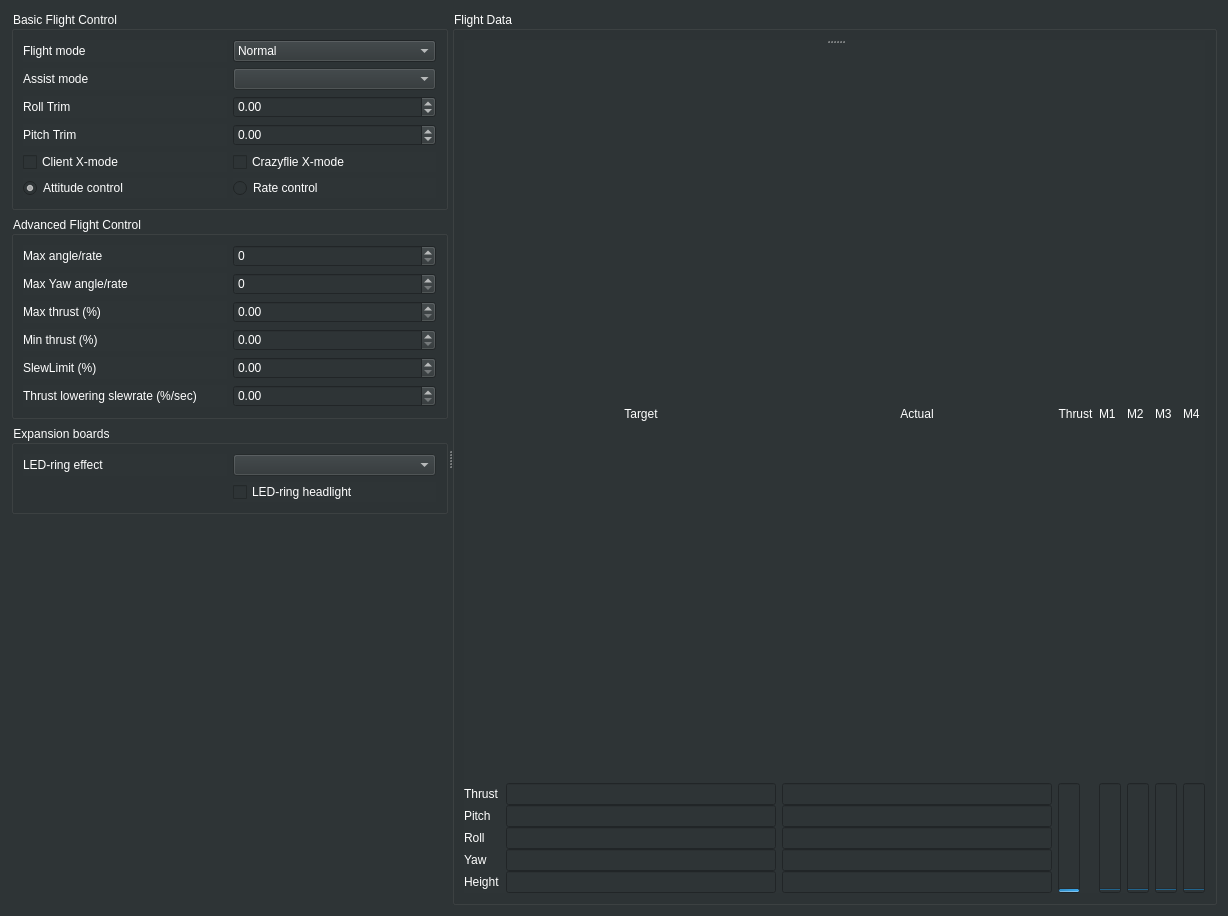
Qt form src/cfclient/ui/tabs/flightTab.ui (takyonxxx/CfClient) before a commit.
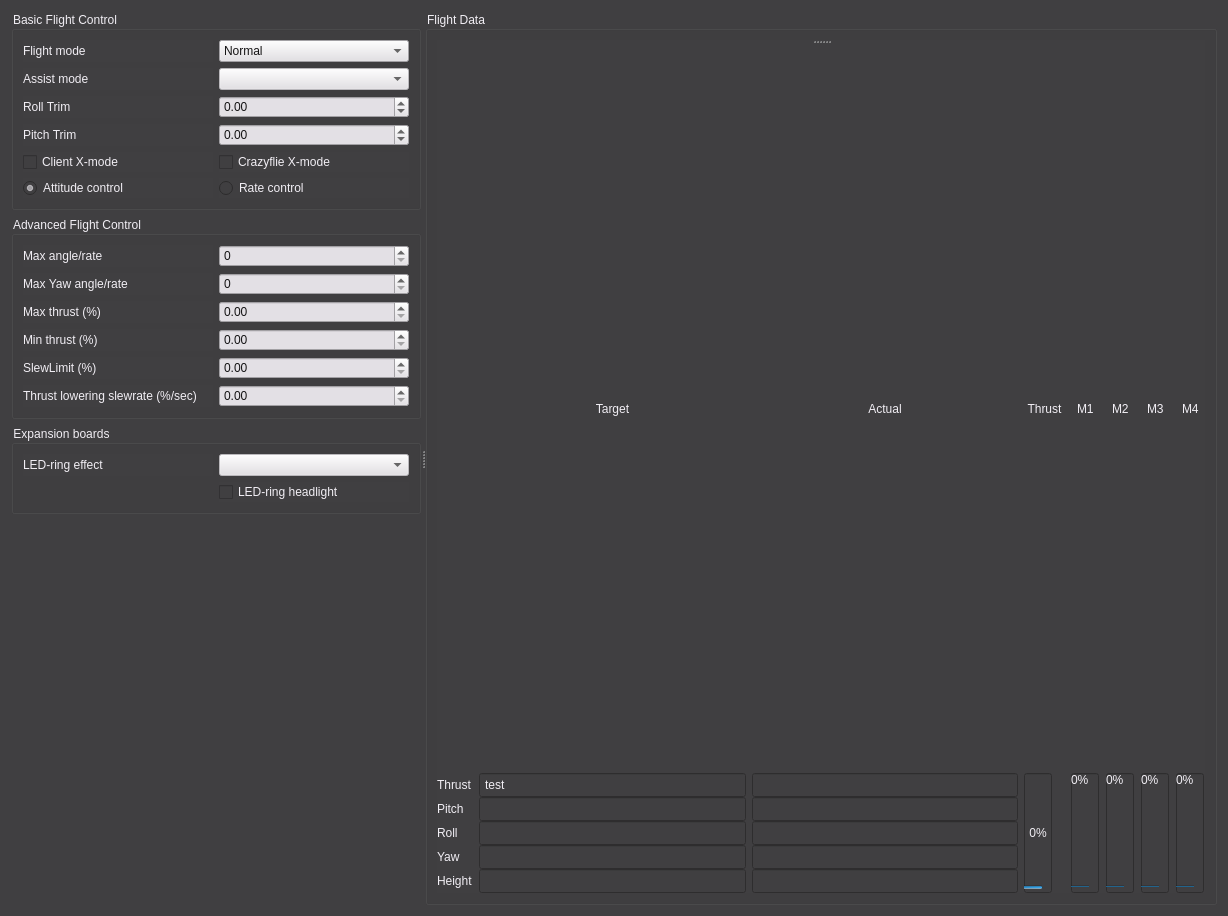
The same form after that commit.

Commit message:
flight tab
flight tab

```diff
--- a/src/cfclient/ui/tabs/flightTab.ui
+++ b/src/cfclient/ui/tabs/flightTab.ui
@@ -14,8 +14,8 @@
    <string>Form</string>
   </property>
   <property name="styleSheet">
-   <string notr="true">background-color: rgb(46, 52, 54);
-color: rgb(255, 255, 255);</string>
+   <string notr="true">background-color: rgb(64, 63, 65);
+color: rgb(241, 238, 244);</string>
   </property>
   <layout class="QHBoxLayout" name="horizontalLayout">
    <item>
@@ -65,6 +65,10 @@
               <property name="toolTip">
                <string>&lt;html&gt;&lt;head/&gt;&lt;body&gt;&lt;p&gt;Select what flightmode to use:&lt;/p&gt;&lt;p&gt; * Safe prevents crashing&lt;/p&gt;&lt;p&gt; * Crazy does not prevent crashing :)&lt;/p&gt;&lt;/body&gt;&lt;/html&gt;</string>
               </property>
+              <property name="styleSheet">
+               <string notr="true">background-color: rgb(227, 224, 229);
+color: rgb(21, 20, 21);</string>
+              </property>
               <property name="editable">
                <bool>false</bool>
               </property>
@@ -111,6 +115,10 @@
               <property name="enabled">
                <bool>false</bool>
               </property>
+              <property name="styleSheet">
+               <string notr="true">background-color: rgb(227, 224, 229);
+color: rgb(21, 20, 21);</string>
+              </property>
              </widget>
             </item>
             <item row="3" column="0">
@@ -122,6 +130,10 @@
             </item>
             <item row="3" column="1">
              <widget class="QDoubleSpinBox" name="targetCalRoll">
+              <property name="styleSheet">
+               <string notr="true">background-color: rgb(227, 224, 229);
+color: rgb(21, 20, 21);</string>
+              </property>
               <property name="minimum">
                <double>-20.000000000000000</double>
               </property>
@@ -135,6 +147,10 @@
             </item>
             <item row="4" column="1">
              <widget class="QDoubleSpinBox" name="targetCalPitch">
+              <property name="styleSheet">
+               <string notr="true">background-color: rgb(227, 224, 229);
+color: rgb(21, 20, 21);</string>
+              </property>
               <property name="minimum">
                <double>-20.000000000000000</double>
               </property>
@@ -289,19 +305,43 @@
              </widget>
             </item>
             <item row="2" column="1">
-             <widget class="QDoubleSpinBox" name="maxThrust"/>
+             <widget class="QDoubleSpinBox" name="maxThrust">
+              <property name="styleSheet">
+               <string notr="true">background-color: rgb(227, 224, 229);
+color: rgb(21, 20, 21);</string>
+              </property>
+             </widget>
             </item>
             <item row="3" column="1">
-             <widget class="QDoubleSpinBox" name="minThrust"/>
+             <widget class="QDoubleSpinBox" name="minThrust">
+              <property name="styleSheet">
+               <string notr="true">background-color: rgb(227, 224, 229);
+color: rgb(21, 20, 21);</string>
+              </property>
+             </widget>
             </item>
             <item row="4" column="1">
-             <widget class="QDoubleSpinBox" name="slewEnableLimit"/>
+             <widget class="QDoubleSpinBox" name="slewEnableLimit">
+              <property name="styleSheet">
+               <string notr="true">background-color: rgb(227, 224, 229);
+color: rgb(21, 20, 21);</string>
+              </property>
+             </widget>
             </item>
             <item row="5" column="1">
-             <widget class="QDoubleSpinBox" name="thrustLoweringSlewRateLimit"/>
+             <widget class="QDoubleSpinBox" name="thrustLoweringSlewRateLimit">
+              <property name="styleSheet">
+               <string notr="true">background-color: rgb(227, 224, 229);
+color: rgb(21, 20, 21);</string>
+              </property>
+             </widget>
             </item>
             <item row="1" column="1">
              <widget class="QSpinBox" name="maxYawRate">
+              <property name="styleSheet">
+               <string notr="true">background-color: rgb(227, 224, 229);
+color: rgb(21, 20, 21);</string>
+              </property>
               <property name="minimum">
                <number>0</number>
               </property>
@@ -315,6 +355,10 @@
             </item>
             <item row="0" column="1">
              <widget class="QSpinBox" name="maxAngle">
+              <property name="styleSheet">
+               <string notr="true">background-color: rgb(227, 224, 229);
+color: rgb(21, 20, 21);</string>
+              </property>
               <property name="minimum">
                <number>0</number>
               </property>
@@ -350,6 +394,10 @@
               <property name="enabled">
                <bool>false</bool>
               </property>
+              <property name="styleSheet">
+               <string notr="true">background-color: rgb(227, 224, 229);
+color: rgb(21, 20, 21);</string>
+              </property>
              </widget>
             </item>
             <item row="0" column="0">
@@ -433,10 +481,17 @@
                </widget>
               </item>
               <item row="2" column="4">
-               <widget class="QLineEdit" name="actualPitch"/>
+               <widget class="QLineEdit" name="actualPitch">
+                <property name="styleSheet">
+                 <string notr="true">padding: 3px;</string>
+                </property>
+               </widget>
               </item>
               <item row="1" column="8" rowspan="5">
                <widget class="QProgressBar" name="actualM1">
+                <property name="styleSheet">
+                 <string notr="true">padding: 3px;</string>
+                </property>
                 <property name="maximum">
                  <number>65535</number>
                 </property>
@@ -450,6 +505,9 @@
               </item>
               <item row="1" column="10" rowspan="5">
                <widget class="QProgressBar" name="actualM3">
+                <property name="styleSheet">
+                 <string notr="true">padding: 3px;</string>
+                </property>
                 <property name="maximum">
                  <number>65535</number>
                 </property>
@@ -463,6 +521,9 @@
               </item>
               <item row="0" column="6">
                <widget class="QLabel" name="label_6">
+                <property name="styleSheet">
+                 <string notr="true">padding: 3px;</string>
+                </property>
                 <property name="text">
                  <string>Thrust</string>
                 </property>
@@ -476,6 +537,9 @@
                 <property name="enabled">
                  <bool>false</bool>
                 </property>
+                <property name="styleSheet">
+                 <string notr="true">padding: 3px;</string>
+                </property>
                 <property name="text">
                  <string/>
                 </property>
@@ -492,7 +556,11 @@
                </widget>
               </item>
               <item row="3" column="2">
-               <widget class="QLineEdit" name="targetRoll"/>
+               <widget class="QLineEdit" name="targetRoll">
+                <property name="styleSheet">
+                 <string notr="true">padding: 3px;</string>
+                </property>
+               </widget>
               </item>
               <item row="1" column="6" rowspan="5">
                <widget class="QProgressBar" name="thrustProgress">
@@ -508,6 +576,9 @@
                   <height>0</height>
                  </size>
                 </property>
+                <property name="styleSheet">
+                 <string notr="true">padding: 3px;</string>
+                </property>
                 <property name="maximum">
                  <number>65600</number>
                 </property>
@@ -534,6 +605,9 @@
               </item>
               <item row="0" column="8">
                <widget class="QLabel" name="M1label">
+                <property name="styleSheet">
+                 <string notr="true">padding: 3px;</string>
+                </property>
                 <property name="text">
                  <string>M1</string>
                 </property>
@@ -548,16 +622,26 @@
               </item>
               <item row="0" column="10">
                <widget class="QLabel" name="M3label">
+                <property name="styleSheet">
+                 <string notr="true">padding: 3px;</string>
+                </property>
                 <property name="text">
                  <string>M3</string>
                 </property>
                </widget>
               </item>
               <item row="4" column="2">
-               <widget class="QLineEdit" name="targetYaw"/>
+               <widget class="QLineEdit" name="targetYaw">
+                <property name="styleSheet">
+                 <string notr="true">padding: 3px;</string>
+                </property>
+               </widget>
               </item>
               <item row="1" column="9" rowspan="5">
                <widget class="QProgressBar" name="actualM2">
+                <property name="styleSheet">
+                 <string notr="true">padding: 3px;</string>
+                </property>
                 <property name="maximum">
                  <number>65535</number>
                 </property>
@@ -570,7 +654,11 @@
                </widget>
               </item>
               <item row="2" column="2">
-               <widget class="QLineEdit" name="targetPitch"/>
+               <widget class="QLineEdit" name="targetPitch">
+                <property name="styleSheet">
+                 <string notr="true">padding: 3px;</string>
+                </property>
+               </widget>
               </item>
               <item row="2" column="0">
                <widget class="QLabel" name="label_11">
@@ -590,10 +678,17 @@
                </widget>
               </item>
               <item row="4" column="4">
-               <widget class="QLineEdit" name="actualYaw"/>
+               <widget class="QLineEdit" name="actualYaw">
+                <property name="styleSheet">
+                 <string notr="true">padding: 3px;</string>
+                </property>
+               </widget>
               </item>
               <item row="0" column="9">
                <widget class="QLabel" name="M2label">
+                <property name="styleSheet">
+                 <string notr="true">padding: 3px;</string>
+                </property>
                 <property name="text">
                  <string>M2</string>
                 </property>
@@ -601,6 +696,9 @@
               </item>
               <item row="1" column="11" rowspan="5">
                <widget class="QProgressBar" name="actualM4">
+                <property name="styleSheet">
+                 <string notr="true">padding: 3px;</string>
+                </property>
                 <property name="maximum">
                  <number>65535</number>
                 </property>
@@ -613,17 +711,37 @@
                </widget>
               </item>
               <item row="1" column="2">
-               <widget class="QLineEdit" name="targetThrust"/>
+               <widget class="QLineEdit" name="targetThrust">
+                <property name="sizePolicy">
+                 <sizepolicy hsizetype="Expanding" vsizetype="Fixed">
+                  <horstretch>0</horstretch>
+                  <verstretch>0</verstretch>
+                 </sizepolicy>
+                </property>
+                <property name="styleSheet">
+                 <string notr="true">padding: 3px;</string>
+                </property>
+                <property name="text">
+                 <string>test</string>
+                </property>
+               </widget>
               </item>
               <item row="0" column="11">
                <widget class="QLabel" name="M4label">
+                <property name="styleSheet">
+                 <string notr="true">padding: 3px;</string>
+                </property>
                 <property name="text">
                  <string>M4</string>
                 </property>
                </widget>
               </item>
               <item row="1" column="4">
-               <widget class="QLineEdit" name="actualThrust"/>
+               <widget class="QLineEdit" name="actualThrust">
+                <property name="styleSheet">
+                 <string notr="true">padding: 3px;</string>
+                </property>
+               </widget>
               </item>
               <item row="0" column="12" rowspan="6">
                <layout class="QGridLayout" name="gridLayout_7"/>
@@ -636,13 +754,20 @@
                </widget>
               </item>
               <item row="3" column="4">
-               <widget class="QLineEdit" name="actualRoll"/>
+               <widget class="QLineEdit" name="actualRoll">
+                <property name="styleSheet">
+                 <string notr="true">padding: 3px;</string>
+                </property>
+               </widget>
               </item>
               <item row="5" column="2">
                <widget class="QLineEdit" name="targetHeight">
                 <property name="enabled">
                  <bool>false</bool>
                 </property>
+                <property name="styleSheet">
+                 <string notr="true">padding: 3px;</string>
+                </property>
                 <property name="text">
                  <string/>
                 </property>
```
The commit also changes 60 other files.
